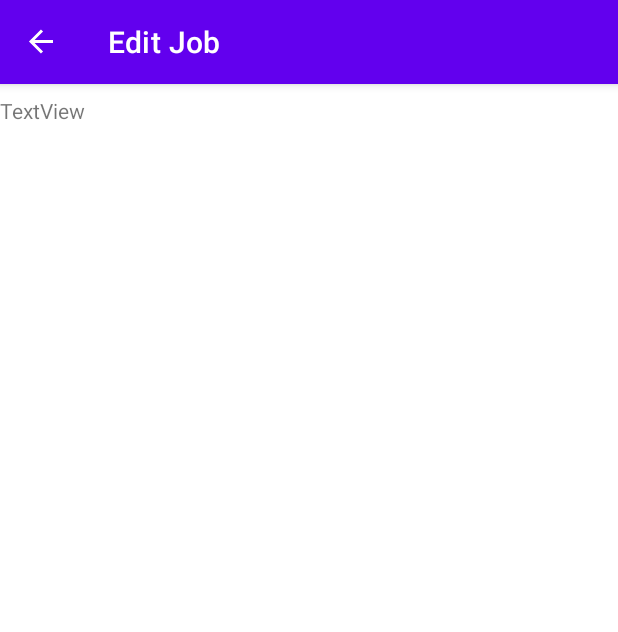
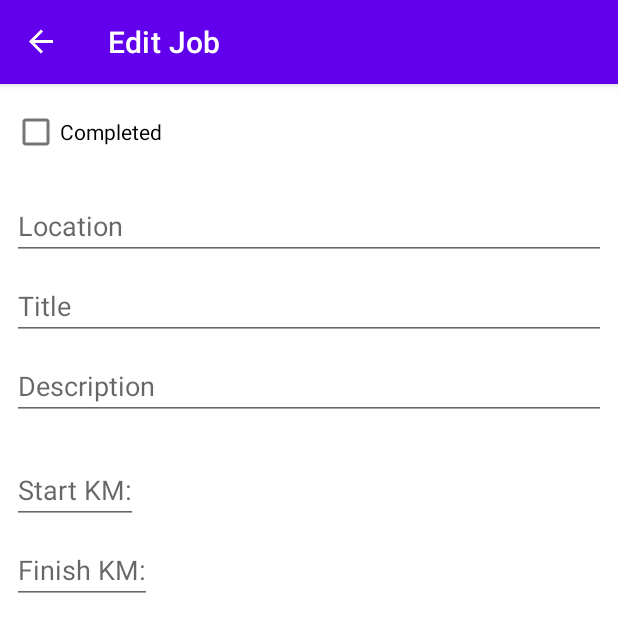
Before and after one commit to DurbinDevs/Tradie-Diary, an Android app: the EditJobFragment screen opened through its navigation route, on a phone screen of 412 x 824 dp. Shown: the top 632 px of the screen. Run offline under Robolectric (Android 15) with nearby library versions, the phone set to English and light mode, and no system bars; our stand-ins replace Room's generated code, navigation-ui; 2 statements that could not run were skipped.

```diff
--- a/app/src/main/java/com/durbindevs/tradiediary/adapter/JobAdapter.kt
+++ b/app/src/main/java/com/durbindevs/tradiediary/adapter/JobAdapter.kt
@@ -3,6 +3,7 @@ package com.durbindevs.tradiediary.adapter
 import android.content.Context
 import android.text.format.DateUtils
 import android.view.LayoutInflater
+import android.view.View
 import android.view.ViewGroup
 import androidx.recyclerview.widget.AsyncListDiffer
 import androidx.recyclerview.widget.DiffUtil
@@ -10,9 +11,25 @@ import androidx.recyclerview.widget.RecyclerView
 import com.durbindevs.tradiediary.databinding.JobRowBinding
 import com.durbindevs.tradiediary.models.Jobs
 
-class JobAdapter(private val context: Context) : RecyclerView.Adapter<JobAdapter.JobViewHolder>() {
+class JobAdapter(
+    private val context: Context,
+    private val listener: OnItemClickListener
+) : RecyclerView.Adapter<JobAdapter.JobViewHolder>() {
 
-    inner class JobViewHolder(val binding: JobRowBinding, ) : RecyclerView.ViewHolder(binding.root)
+    inner class JobViewHolder(val binding: JobRowBinding) : RecyclerView.ViewHolder(binding.root),
+        View.OnClickListener {
+        init {
+            val itemView = binding.root
+            itemView.setOnClickListener(this)
+        }
+
+        override fun onClick(v: View?) {
+            val position = adapterPosition
+            if (position != RecyclerView.NO_POSITION) {
+                listener.onItemClick(position)
+            }
+        }
+    }
 
 
     private val diffCallBack = object : DiffUtil.ItemCallback<Jobs>() {
@@ -23,6 +40,10 @@ class JobAdapter(private val context: Context) : RecyclerView.Adapter<JobAdapter
         override fun areContentsTheSame(oldItem: Jobs, newItem: Jobs): Boolean {
             return oldItem == newItem
         }
+    }
+
+    interface OnItemClickListener {
+        fun onItemClick(position: Int)
     }
 
     val differ = AsyncListDiffer(this, diffCallBack)
@@ -56,8 +77,4 @@ class JobAdapter(private val context: Context) : RecyclerView.Adapter<JobAdapter
 
     override fun getItemCount() = differ.currentList.size
 
-//    fun setOnItemClickListener(listener: (Jobs) -> Unit) {
-//        onItemClickListener = listener
-//    }
-
 }
--- a/app/src/main/java/com/durbindevs/tradiediary/ui/fragments/EditJobFragment.kt
+++ b/app/src/main/java/com/durbindevs/tradiediary/ui/fragments/EditJobFragment.kt
@@ -1,14 +1,19 @@
 package com.durbindevs.tradiediary.ui.fragments
 
 import android.os.Bundle
+import android.util.Log
 import android.view.LayoutInflater
 import android.view.View
 import android.view.ViewGroup
 import androidx.fragment.app.Fragment
+import androidx.lifecycle.Observer
+import com.durbindevs.tradiediary.JobActivity
 import com.durbindevs.tradiediary.databinding.EditJobFragmentBinding
+import com.durbindevs.tradiediary.ui.viewmodels.MainViewModel
 
 class EditJobFragment: Fragment() {
 
+    private lateinit var viewModel: MainViewModel
     private var _binding: EditJobFragmentBinding? = null
     private val binding get() = _binding!!
 
@@ -20,4 +25,34 @@ class EditJobFragment: Fragment() {
         _binding = EditJobFragmentBinding.inflate(layoutInflater, container, false)
         return binding.root
     }
+
+    override fun onViewCreated(view: View, savedInstanceState: Bundle?) {
+        super.onViewCreated(view, savedInstanceState)
+        viewModel = (activity as JobActivity).viewModel
+
+
+
+        val jobs = viewModel.readData.value
+        Log.d("test", "???${jobs}")
+        viewModel.jobData.observe(viewLifecycleOwner, Observer { data ->
+            data.let {
+                binding.apply {
+                    locationEdit.setText(it.location)
+                    binding.titleEdit.setText(it.title)
+                    Log.d("test", "??${it.title}")
+                }
+            }
+        })
+
+//     val jobs = viewModel.jobData.value
+//
+//        jobs?.copy(
+//            location = binding.locationEdit.toString(),
+//            title = binding.titleEdit.toString(),
+//            description = binding.descEdit.toString(),
+//            startKm = binding.editStartKm.toString().toInt(),
+//            finishKm = binding.editFinishKm.toString().toInt(),
+//            isCompleted = binding.isCompleted.isChecked
+//        )
+   }
 }
--- a/app/src/main/java/com/durbindevs/tradiediary/ui/fragments/JobListFragment.kt
+++ b/app/src/main/java/com/durbindevs/tradiediary/ui/fragments/JobListFragment.kt
@@ -4,6 +4,7 @@ import android.os.Bundle
 import android.view.LayoutInflater
 import android.view.View
 import android.view.ViewGroup
+import android.widget.Toast
 import androidx.fragment.app.Fragment
 import androidx.lifecycle.Observer
 import androidx.navigation.fragment.findNavController
@@ -14,9 +15,9 @@ import com.durbindevs.tradiediary.adapter.JobAdapter
 import com.durbindevs.tradiediary.databinding.JobListFragmentBinding
 import com.durbindevs.tradiediary.ui.viewmodels.MainViewModel
 
-class JobListFragment: Fragment() {
+class JobListFragment: Fragment(), JobAdapter.OnItemClickListener {
 
-    private val jobadapter by lazy { JobAdapter(requireContext()) }
+    private val jobAdapter by lazy { JobAdapter(requireContext(), this) }
     private lateinit var viewModel: MainViewModel
     private var _binding : JobListFragmentBinding? = null
     private val binding get() = _binding!!
@@ -42,14 +43,20 @@ class JobListFragment: Fragment() {
         }
 
    viewModel.readData.observe(viewLifecycleOwner, Observer { jobs ->
-            jobadapter.differ.submitList(jobs)
+            jobAdapter.differ.submitList(jobs)
    })
+
     }
 
 
+    override fun onItemClick(position: Int) {
+        Toast.makeText(requireContext(), "Clicked", Toast.LENGTH_SHORT).show()
+        findNavController().navigate(JobListFragmentDirections.actionJobListFragmentToEditJobFragment())
+    }
+
 
     private fun setupRecycler() = binding.rvJobList.apply {
-        adapter = jobadapter
+        adapter = jobAdapter
         layoutManager = LinearLayoutManager(requireContext())
         addItemDecoration(DividerItemDecoration(requireContext(),
         DividerItemDecoration.VERTICAL))
--- a/app/src/main/java/com/durbindevs/tradiediary/ui/viewmodels/MainViewModel.kt
+++ b/app/src/main/java/com/durbindevs/tradiediary/ui/viewmodels/MainViewModel.kt
@@ -1,6 +1,7 @@
 package com.durbindevs.tradiediary.ui.viewmodels
 
 import androidx.lifecycle.LiveData
+import androidx.lifecycle.MutableLiveData
 import androidx.lifecycle.ViewModel
 import androidx.lifecycle.viewModelScope
 import com.durbindevs.tradiediary.models.Jobs
@@ -9,6 +10,7 @@ import kotlinx.coroutines.launch
 
 class MainViewModel(private val repository: Repository): ViewModel() {
 
+    val jobData:  MutableLiveData<Jobs> = MutableLiveData()
     val readData: LiveData<List<Jobs>> = repository.db.getJobsDao().getJobs()
 
     fun saveJob(job: Jobs) =
--- a/app/src/main/res/layout/edit_job_fragment.xml
+++ b/app/src/main/res/layout/edit_job_fragment.xml
@@ -6,12 +6,80 @@
     android:layout_width="match_parent"
     android:layout_height="match_parent">
 
-    <TextView
-        android:id="@+id/textView"
+    <CheckBox
+        android:id="@+id/isCompleted"
+        android:layout_width="wrap_content"
+        android:layout_height="wrap_content"
+        android:layout_marginStart="8dp"
+        android:layout_marginTop="8dp"
+        android:text="@string/completed"
+        app:layout_constraintStart_toStartOf="parent"
+        app:layout_constraintTop_toTopOf="parent" />
+
+    <EditText
+        android:id="@+id/locationEdit"
+        android:layout_width="0dp"
+        android:layout_height="wrap_content"
+        android:layout_marginStart="8dp"
+        android:layout_marginTop="16dp"
+        android:layout_marginEnd="8dp"
+        android:ems="10"
+        android:hint="@string/location"
+        android:inputType="text"
+        app:layout_constraintEnd_toEndOf="parent"
+        app:layout_constraintHorizontal_bias="0.0"
+        app:layout_constraintStart_toStartOf="parent"
+        app:layout_constraintTop_toBottomOf="@+id/isCompleted"
+        android:autofillHints="" />
+
+    <EditText
+        android:id="@+id/titleEdit"
+        android:layout_width="0dp"
+        android:layout_height="wrap_content"
+        android:layout_marginTop="8dp"
+        android:ems="10"
+        android:hint="@string/title"
+        android:inputType="text"
+        app:layout_constraintEnd_toEndOf="@+id/locationEdit"
+        app:layout_constraintStart_toStartOf="@+id/locationEdit"
+        app:layout_constraintTop_toBottomOf="@+id/locationEdit"
+        android:autofillHints="" />
+
+    <EditText
+        android:id="@+id/descEdit"
+        android:layout_width="0dp"
+        android:layout_height="wrap_content"
+        android:layout_marginTop="8dp"
+        android:autofillHints=""
+        android:ems="10"
+        android:hint="@string/description"
+        android:inputType="text"
+        app:layout_constraintEnd_toEndOf="@+id/titleEdit"
+        app:layout_constraintStart_toStartOf="@+id/titleEdit"
+        app:layout_constraintTop_toBottomOf="@+id/titleEdit" />
+
+    <EditText
+        android:id="@+id/editStartKm"
+        android:layout_width="wrap_content"
+        android:layout_height="wrap_content"
+        android:layout_marginTop="24dp"
+        android:hint="@string/start_km"
+        android:inputType="number"
+        android:textAppearance="@style/TextAppearance.AppCompat.Medium"
+        app:layout_constraintStart_toStartOf="@+id/descEdit"
+        app:layout_constraintTop_toBottomOf="@+id/descEdit"
+        android:importantForAutofill="no" />
+
+    <EditText
+        android:id="@+id/editFinishKm"
         android:layout_width="wrap_content"
         android:layout_height="wrap_content"
         android:layout_marginTop="8dp"
-        android:text="TextView"
-        app:layout_constraintTop_toTopOf="parent"
-        tools:layout_editor_absoluteX="176dp" />
+        android:hint="@string/finish_km"
+        android:inputType="number"
+        android:textAppearance="@style/TextAppearance.AppCompat.Medium"
+        app:layout_constraintStart_toStartOf="@+id/editStartKm"
+        app:layout_constraintTop_toBottomOf="@+id/editStartKm"
+        android:importantForAutofill="no" />
+
 </androidx.constraintlayout.widget.ConstraintLayout>
--- a/app/src/main/res/values/strings.xml
+++ b/app/src/main/res/values/strings.xml
@@ -7,4 +7,6 @@
     <string name="job_description">Job Description</string>
     <string name="start_km">Start KM:</string>
     <string name="start_job">Start Job</string>
+    <string name="completed">Completed</string>
+    <string name="description">Description</string>
 </resources>
```
